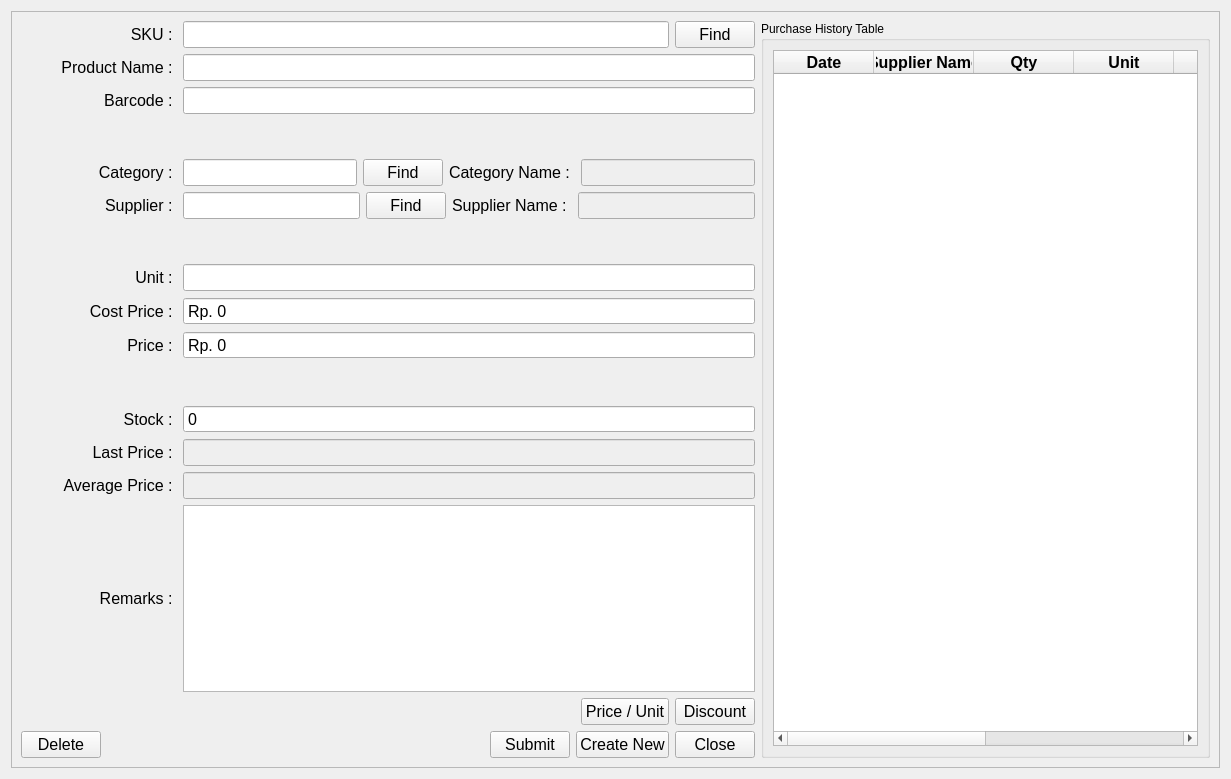
Qt form ui/master_stock.ui (michael-halim/pos) before a commit.
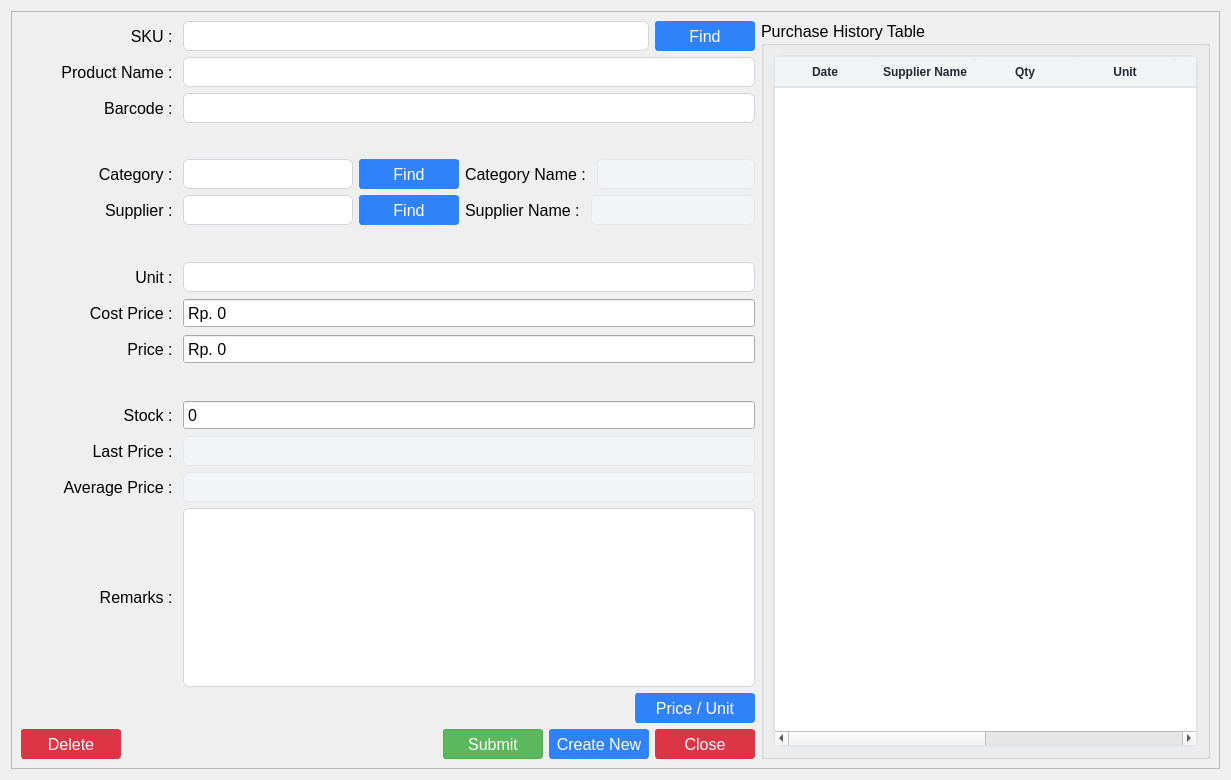
The same form after that commit.

Commit message: Patch#34: Added UI - Added UI for Table, Button, and Input - Fix some UI Behavior

Diff of the .ui file:
```diff
--- a/ui/master_stock.ui
+++ b/ui/master_stock.ui
@@ -7,12 +7,262 @@
     <x>0</x>
     <y>0</y>
     <width>1231</width>
-    <height>779</height>
+    <height>780</height>
    </rect>
   </property>
   <property name="windowTitle">
    <string>Master Stock</string>
   </property>
+  <property name="styleSheet">
+   <string notr="true">QLineEdit{
+	border: 1px solid #d1d5db;      /* Light gray border */
+    border-radius: 6px;             /* Rounded corners */
+    outline: none;                  /* Remove default outline */
+    color: #333;                    /* Text color */
+    background-color: #fff;       /* Light gray background */
+    
+}
+
+QLineEdit:focus {
+    border: 1px solid #93c5fd;       /* Blue border on focus */
+    background-color: #ffffff;       /* White background when focused */
+}
+
+QLineEdit:disabled {
+    border: 1px solid #e5e7eb;      /* Lighter border when disabled */
+    background-color: #f3f4f6;      /* Light gray background when disabled */
+    color: #9ca3af;                 /* Lighter text color when disabled */
+}
+
+/* QComboBox Styling - Improved with clearer state indicators */
+QComboBox {
+    border: 1px solid #d1d5db;      /* Light gray border */
+    border-radius: 6px;             /* Rounded corners */
+    padding: 6px 12px 6px 10px;     /* Add some padding */
+    min-height: 20px;               /* Minimum height */
+    color: #333;                    /* Text color */
+    background-color: #fff;         /* White background */
+    selection-background-color: #93c5fd; /* Light blue selection */
+    font-size: 14px;                /* Consistent font size */
+    min-width: 6em;                 /* Minimum width */
+}
+
+QComboBox:hover:!disabled {
+    border-color: #93c5fd;          /* Light blue border on hover when enabled */
+    background-color: #f0f7ff;      /* Very light blue background on hover */
+}
+
+QComboBox:focus {
+    border: 2px solid #3b82f6;      /* Thicker, darker blue border on focus */
+    background-color: #ffffff;      /* Pure white background when focused */
+}
+
+QComboBox:disabled {
+    border: 1px solid #d9dce0;      /* Very light gray border when disabled */
+    background-color: #f3f4f6;      /* Light gray background when disabled */
+    color: #9ca3af;                 /* Lighter text color when disabled */
+}
+
+QComboBox::drop-down {
+    subcontrol-origin: padding;
+    subcontrol-position: center right;
+    width: 20px;
+    border: none;                   /* Remove border for cleaner look */
+    margin-right: 5px;              /* Add some margin */
+}
+
+/* If you don't have an icon, use this instead: */
+QComboBox::down-arrow {
+    width: 0;
+    height: 0;
+    border-left: 5px solid transparent;
+    border-right: 5px solid transparent;
+    border-top: 5px solid #666;     /* Arrow color */
+    margin-right: 5px;
+}
+
+QComboBox::down-arrow:disabled {
+    border-top: 5px solid #b0b0b0;  /* Lighter arrow color when disabled */
+}
+
+QComboBox:disabled {
+    color: #9ca3af;                 /* Lighter text when disabled */
+    background-color: #f3f4f6;      /* Light gray background */
+    border-color: #e5e7eb;          /* Lighter border */
+}
+
+/* Add a visual indicator for disabled state */
+QComboBox:disabled {
+    color: #9ca3af;
+    background-color: #f3f4f6;
+    border: 1px solid #e5e7eb;
+    padding-right: 25px;            /* Make room for the lock icon */
+}
+
+/* If you don't have a lock icon, use a pattern instead */
+QComboBox:disabled {
+    background-image: repeating-linear-gradient(
+        45deg,
+        transparent,
+        transparent 5px,
+        rgba(200, 200, 200, 0.1) 5px,
+        rgba(200, 200, 200, 0.1) 10px
+    );
+}
+
+QComboBox QAbstractItemView {
+    border: 1px solid #d1d5db;
+    border-radius: 0px 0px 6px 6px;
+    background-color: white;
+    selection-background-color: #3b82f6;  /* Darker blue for better contrast */
+    selection-color: white;               /* White text on selection */
+    outline: none;
+    padding: 5px;
+}
+
+QComboBox QAbstractItemView::item {
+    min-height: 25px;               /* Taller items for better clickability */
+    padding: 5px;                   /* Padding inside items */
+}
+
+QComboBox QAbstractItemView::item:hover {
+    background-color: #e5f0ff;      /* Light blue on hover */
+    color: #333;
+}
+
+/* QTextEdit Styling - Similar to QLineEdit */
+QTextEdit {
+    border: 1px solid #d1d5db;      /* Light gray border */
+    border-radius: 6px;             /* Rounded corners */
+    outline: none;                  /* Remove default outline */
+    color: #333;                    /* Text color */
+    background-color: #fff;         /* White background */
+    padding: 6px 10px;              /* Add some padding for better text display */
+    selection-background-color: #93c5fd; /* Light blue selection */
+}
+
+QTextEdit:focus {
+    border: 1px solid #93c5fd;      /* Blue border on focus */
+    background-color: #ffffff;      /* White background when focused */
+}
+
+QTextEdit:disabled {
+    border: 1px solid #e5e7eb;      /* Lighter border when disabled */
+    background-color: #f3f4f6;      /* Light gray background when disabled */
+    color: #9ca3af;                 /* Lighter text color when disabled */
+}
+
+
+/* QDateEdit Styling */
+QDateEdit {
+    border: 1px solid #d1d5db;
+    border-radius: 6px;
+    padding: 6px 10px;
+    min-height: 20px;
+    color: #333;
+    background-color: #fff;
+    font-size: 14px;
+}
+
+QDateEdit:hover:!disabled {
+    border-color: #93c5fd;
+    background-color: #f0f7ff;
+}
+
+QDateEdit:focus {
+    border: 2px solid #3b82f6;
+    background-color: #ffffff;
+}
+
+QDateEdit:disabled {
+    color: #9ca3af;
+    background-color: #f3f4f6;
+    border: 1px dashed #c0c0c0;
+}
+
+QDateEdit::drop-down {
+    subcontrol-origin: padding;
+    subcontrol-position: center right;
+    width: 20px;
+    border: none;
+    margin-right: 5px;
+}
+
+QDateEdit::down-arrow {
+    width: 0;
+    height: 0;
+    border-left: 5px solid transparent;
+    border-right: 5px solid transparent;
+    border-top: 5px solid #666;
+    margin-right: 5px;
+}
+
+QDateEdit::down-arrow:disabled {
+    border-top: 5px solid #b0b0b0;
+}
+
+/* Calendar popup styling */
+QCalendarWidget {
+    background-color: white;
+    border: 1px solid #d1d5db;
+}
+
+QCalendarWidget QToolButton {
+    color: #333;
+    background-color: transparent;
+    border: 1px solid transparent;
+    border-radius: 4px;
+    padding: 4px;
+}
+
+QCalendarWidget QToolButton:hover {
+    background-color: #f0f7ff;
+    border: 1px solid #93c5fd;
+}
+
+QCalendarWidget QMenu {
+    background-color: white;
+    border: 1px solid #d1d5db;
+    padding: 5px;
+}
+
+QCalendarWidget QSpinBox {
+    border: 1px solid #d1d5db;
+    border-radius: 4px;
+    padding: 3px;
+    background-color: white;
+}
+
+QCalendarWidget QAbstractItemView:enabled {
+    background-color: white;
+    color: #333;
+    selection-background-color: #3b82f6;
+    selection-color: white;
+}
+
+QCalendarWidget QAbstractItemView:disabled {
+    color: #9ca3af;
+}
+
+QCalendarWidget QWidget#qt_calendar_navigationbar {
+    background-color: #f1f5f9;
+    border-bottom: 1px solid #d1d5db;
+    padding: 4px;
+}
+
+QPushButton {
+    text-align: center;
+    white-space: nowrap;
+    vertical-align: middle;
+    border: 1px solid transparent;
+    line-height: 1.5;
+    border-radius: 3px;
+    margin: 0.25rem;
+	opacity: 0.55;
+
+}
+</string>
+  </property>
   <layout class="QGridLayout" name="gridLayout_2">
    <item row="0" column="0">
     <widget class="QFrame" name="frame">
@@ -63,6 +313,12 @@
               </item>
               <item>
                <widget class="QLineEdit" name="sku_master_stock_input">
+                <property name="minimumSize">
+                 <size>
+                  <width>0</width>
+                  <height>30</height>
+                 </size>
+                </property>
                 <property name="maximumSize">
                  <size>
                   <width>16777215</width>
@@ -78,11 +334,34 @@
               </item>
               <item>
                <widget class="QPushButton" name="find_sku_master_stock_button">
+                <property name="minimumSize">
+                 <size>
+                  <width>100</width>
+                  <height>30</height>
+                 </size>
+                </property>
                 <property name="font">
                  <font>
                   <pointsize>12</pointsize>
                  </font>
                 </property>
+                <property name="styleSheet">
+                 <string notr="true">QPushButton{
+    color: #fff;
+    background-color: rgba(13, 110, 253, 0.85); /* RGBA with alpha channel */
+    border-color: rgba(13, 110, 253, 0.7);
+}
+QPushButton:hover {
+    background-color: rgba(11, 94, 215, 0.9);
+    border-color: rgba(10, 88, 202, 0.9);
+    opacity: 0.95;
+}
+QPushButton:disabled {
+    background-color: #a8c1ff;
+    border-color: #a8c1ff;
+    color: #e6eeff;
+}</string>
+                </property>
                 <property name="text">
                  <string>Find</string>
                 </property>
@@ -121,6 +400,12 @@
               </item>
               <item>
                <widget class="QLineEdit" name="product_name_master_stock_input">
+                <property name="minimumSize">
+                 <size>
+                  <width>0</width>
+                  <height>30</height>
+                 </size>
+                </property>
                 <property name="font">
                  <font>
                   <pointsize>12</pointsize>
@@ -155,6 +440,12 @@
               </item>
               <item>
                <widget class="QLineEdit" name="barcode_master_stock_input">
+                <property name="minimumSize">
+                 <size>
+                  <width>0</width>
+                  <height>30</height>
+                 </size>
+                </property>
                 <property name="font">
                  <font>
                   <pointsize>12</pointsize>
@@ -202,6 +493,12 @@
               </item>
               <item>
                <widget class="QLineEdit" name="supplier_master_stock_input">
+                <property name="minimumSize">
+                 <size>
+                  <width>170</width>
+                  <height>30</height>
+                 </size>
+                </property>
                 <property name="font">
                  <font>
                   <pointsize>12</pointsize>
@@ -211,11 +508,34 @@
               </item>
               <item>
                <widget class="QPushButton" name="find_supplier_master_stock_button">
+                <property name="minimumSize">
+                 <size>
+                  <width>100</width>
+                  <height>30</height>
+                 </size>
+                </property>
                 <property name="font">
                  <font>
                   <pointsize>12</pointsize>
                  </font>
                 </property>
+                <property name="styleSheet">
+                 <string notr="true">QPushButton{
+    color: #fff;
+    background-color: rgba(13, 110, 253, 0.85); /* RGBA with alpha channel */
+    border-color: rgba(13, 110, 253, 0.7);
+}
+QPushButton:hover {
+    background-color: rgba(11, 94, 215, 0.9);
+    border-color: rgba(10, 88, 202, 0.9);
+    opacity: 0.95;
+}
+QPushButton:disabled {
+    background-color: #a8c1ff;
+    border-color: #a8c1ff;
+    color: #e6eeff;
+}</string>
+                </property>
                 <property name="text">
                  <string>Find</string>
                 </property>
@@ -238,6 +558,12 @@
                 <property name="enabled">
                  <bool>false</bool>
                 </property>
+                <property name="minimumSize">
+                 <size>
+                  <width>0</width>
+                  <height>30</height>
+                 </size>
+                </property>
                 <property name="font">
                  <font>
                   <pointsize>12</pointsize>
@@ -285,6 +611,12 @@
               </item>
               <item>
                <widget class="QLineEdit" name="unit_master_stock_input">
+                <property name="minimumSize">
+                 <size>
+                  <width>0</width>
+                  <height>30</height>
+                 </size>
+                </property>
                 <property name="font">
                  <font>
                   <pointsize>12</pointsize>
@@ -325,6 +657,12 @@
                   <verstretch>0</verstretch>
                  </sizepolicy>
                 </property>
+                <property name="minimumSize">
+                 <size>
+                  <width>0</width>
+                  <height>30</height>
+                 </size>
+                </property>
                 <property name="font">
                  <font>
                   <pointsize>12</pointsize>
@@ -387,6 +725,12 @@
                   <verstretch>0</verstretch>
                  </sizepolicy>
                 </property>
+                <property name="minimumSize">
+                 <size>
+                  <width>0</width>
+                  <height>30</height>
+                 </size>
+                </property>
                 <property name="font">
                  <font>
                   <pointsize>12</pointsize>
@@ -430,6 +774,12 @@
                 <property name="enabled">
                  <bool>false</bool>
                 </property>
+                <property name="minimumSize">
+                 <size>
+                  <width>0</width>
+                  <height>30</height>
+                 </size>
+                </property>
                 <property name="font">
                  <font>
                   <pointsize>12</pointsize>
@@ -467,6 +817,12 @@
                 <property name="enabled">
                  <bool>false</bool>
                 </property>
+                <property name="minimumSize">
+                 <size>
+                  <width>0</width>
+                  <height>30</height>
+                 </size>
+                </property>
                 <property name="font">
                  <font>
                   <pointsize>12</pointsize>
@@ -535,6 +891,12 @@
               </item>
               <item>
                <widget class="QLineEdit" name="category_master_stock_input">
+                <property name="minimumSize">
+                 <size>
+                  <width>170</width>
+                  <height>30</height>
+                 </size>
+                </property>
                 <property name="font">
                  <font>
                   <pointsize>12</pointsize>
@@ -544,11 +906,34 @@
               </item>
               <item>
                <widget class="QPushButton" name="find_category_master_stock_button">
+                <property name="minimumSize">
+                 <size>
+                  <width>100</width>
+                  <height>30</height>
+                 </size>
+                </property>
                 <property name="font">
                  <font>
                   <pointsize>12</pointsize>
                  </font>
                 </property>
+                <property name="styleSheet">
+                 <string notr="true">QPushButton{
+    color: #fff;
+    background-color: rgba(13, 110, 253, 0.85); /* RGBA with alpha channel */
+    border-color: rgba(13, 110, 253, 0.7);
+}
+QPushButton:hover {
+    background-color: rgba(11, 94, 215, 0.9);
+    border-color: rgba(10, 88, 202, 0.9);
+    opacity: 0.95;
+}
+QPushButton:disabled {
+    background-color: #a8c1ff;
+    border-color: #a8c1ff;
+    color: #e6eeff;
+}</string>
+                </property>
                 <property name="text">
                  <string>Find</string>
                 </property>
@@ -571,6 +956,12 @@
                 <property name="enabled">
                  <bool>false</bool>
                 </property>
+                <property name="minimumSize">
+                 <size>
+                  <width>0</width>
+                  <height>30</height>
+                 </size>
+                </property>
                 <property name="font">
                  <font>
                   <pointsize>12</pointsize>
@@ -611,6 +1002,12 @@
                   <verstretch>0</verstretch>
                  </sizepolicy>
                 </property>
+                <property name="minimumSize">
+                 <size>
+                  <width>0</width>
+                  <height>30</height>
+                 </size>
+                </property>
                 <property name="font">
                  <font>
                   <pointsize>12</pointsize>
@@ -650,39 +1047,67 @@
               </item>
               <item>
                <widget class="QPushButton" name="price_unit_master_stock_button">
+                <property name="minimumSize">
+                 <size>
+                  <width>120</width>
+                  <height>30</height>
+                 </size>
+                </property>
                 <property name="font">
                  <font>
                   <pointsize>12</pointsize>
                  </font>
                 </property>
+                <property name="styleSheet">
+                 <string notr="true">QPushButton{
+    color: #fff;
+    background-color: rgba(13, 110, 253, 0.85); /* RGBA with alpha channel */
+    border-color: rgba(13, 110, 253, 0.7);
+}
+QPushButton:hover {
+    background-color: rgba(11, 94, 215, 0.9);
+    border-color: rgba(10, 88, 202, 0.9);
+    opacity: 0.95;
+}
+QPushButton:disabled {
+    background-color: #a8c1ff;
+    border-color: #a8c1ff;
+    color: #e6eeff;
+}</string>
+                </property>
                 <property name="text">
                  <string>Price / Unit</string>
                 </property>
                </widget>
               </item>
-              <item>
-               <widget class="QPushButton" name="discount_master_stock_button">
-                <property name="font">
-                 <font>
-                  <pointsize>12</pointsize>
-                 </font>
-                </property>
-                <property name="text">
-                 <string>Discount</string>
-                </property>
-               </widget>
-              </item>
              </layout>
             </item>
             <item>
              <layout class="QHBoxLayout" name="horizontalLayout_12">
               <item>
                <widget class="QPushButton" name="delete_master_stock_button">
+                <property name="minimumSize">
+                 <size>
+                  <width>100</width>
+                  <height>30</height>
+                 </size>
+                </property>
                 <property name="font">
                  <font>
                   <pointsize>12</pointsize>
                  </font>
                 </property>
+                <property name="styleSheet">
+                 <string notr="true">QPushButton {
+    color: #fff;
+    background-color: #dc3545;
+    border-color: #dc3545;
+}
+QPushButton:hover {
+    background-color: #bb2d3b;
+    border-color: #b02a37;
+}</string>
+                </property>
                 <property name="text">
                  <string>Delete</string>
                 </property>
@@ -703,11 +1128,34 @@
               </item>
               <item>
                <widget class="QPushButton" name="submit_master_stock_button">
+                <property name="minimumSize">
+                 <size>
+                  <width>100</width>
+                  <height>30</height>
+                 </size>
+                </property>
                 <property name="font">
                  <font>
                   <pointsize>12</pointsize>
                  </font>
                 </property>
+                <property name="styleSheet">
+                 <string notr="true">QPushButton {
+    color: #fff;
+    background-color: #5cb85c;
+    border-color: #4cae4c;
+}
+QPushButton:hover {
+    background-color: #4cae4c;
+    border-color: #419641;
+}
+QPushButton:disabled {
+    background-color: #a3d7a3;
+    border-color: #a3d7a3;
+    color: #e8f5e8;
+}
+</string>
+                </property>
                 <property name="text">
                  <string>Submit</string>
                 </property>
@@ -715,11 +1163,34 @@
               </item>
               <item>
                <widget class="QPushButton" name="create_new_master_stock_button">
+                <property name="minimumSize">
+                 <size>
+                  <width>100</width>
+                  <height>30</height>
+                 </size>
+                </property>
                 <property name="font">
                  <font>
                   <pointsize>12</pointsize>
                  </font>
                 </property>
+                <property name="styleSheet">
+                 <string notr="true">QPushButton{
+    color: #fff;
+    background-color: rgba(13, 110, 253, 0.85); /* RGBA with alpha channel */
+    border-color: rgba(13, 110, 253, 0.7);
+}
+QPushButton:hover {
+    background-color: rgba(11, 94, 215, 0.9);
+    border-color: rgba(10, 88, 202, 0.9);
+    opacity: 0.95;
+}
+QPushButton:disabled {
+    background-color: #a8c1ff;
+    border-color: #a8c1ff;
+    color: #e6eeff;
+}</string>
+                </property>
                 <property name="text">
                  <string>Create New</string>
                 </property>
@@ -727,11 +1198,28 @@
               </item>
               <item>
                <widget class="QPushButton" name="close_master_stock_button">
+                <property name="minimumSize">
+                 <size>
+                  <width>100</width>
+                  <height>30</height>
+                 </size>
+                </property>
                 <property name="font">
                  <font>
                   <pointsize>12</pointsize>
                  </font>
                 </property>
+                <property name="styleSheet">
+                 <string notr="true">QPushButton {
+    color: #fff;
+    background-color: #dc3545;
+    border-color: #dc3545;
+}
+QPushButton:hover {
+    background-color: #bb2d3b;
+    border-color: #b02a37;
+}</string>
+                </property>
                 <property name="text">
                  <string>Close</string>
                 </property>
@@ -745,6 +1233,11 @@
         </item>
         <item>
          <widget class="QGroupBox" name="groupBox">
+          <property name="font">
+           <font>
+            <pointsize>12</pointsize>
+           </font>
+          </property>
           <property name="title">
            <string>Purchase History Table</string>
           </property>
@@ -757,6 +1250,75 @@
                <height>0</height>
               </size>
              </property>
+             <property name="styleSheet">
+              <string notr="true">QTableWidget {
+            background-color: #ffffff;
+            alternate-background-color: #f5f8fa;
+            border: 2px solid #e1e4e8;
+            border-radius: 8px;
+            gridline-color: #e1e4e8;
+            selection-background-color: #0366d6;
+            selection-color: #ffffff;
+        }
+        
+        QTableWidget::item {
+            border-bottom: 1px solid #e1e4e8;
+			padding: 6px;
+        }
+        
+        QTableWidget::item:selected {
+            background-color: #0366d6;
+			border: none; /* Remove any border on selected items */
+        }
+
+        QTableWidget::item:focus {
+            border: none; /* Remove the focus border */
+            outline: none; /* Remove the focus outline */
+        }
+
+        QHeaderView::section {
+            background-color: #f1f3f5;
+            color: #24292e;
+            font-weight: bold;
+            border: none;
+            border-bottom: 2px solid #e1e4e8;
+            padding: 3px;
+            border-top-left-radius: 6px;
+            border-top-right-radius: 6px;
+        }
+        
+        QTableWidget QScrollBar:vertical {
+            border: none;
+            background: #f1f3f5;
+            width: 10px;
+            border-radius: 5px;
+        }
+        
+        QTableWidget QScrollBar::handle:vertical {
+            background: #c0c0c0;
+            border-radius: 5px;
+        }
+        
+        QTableWidget QScrollBar::handle:vertical:hover {
+            background: #a0a0a0;
+        }
+        
+        QTableWidget QScrollBar:horizontal {
+            border: none;
+            background: #f1f3f5;
+            height: 10px;
+            border-radius: 5px;
+        }
+        
+        QTableWidget QScrollBar::handle:horizontal {
+            background: #c0c0c0;
+            border-radius: 5px;
+        }
+        
+        QTableWidget QScrollBar::handle:horizontal:hover {
+            background: #a0a0a0;
+        }</string>
+             </property>
              <property name="sortingEnabled">
               <bool>true</bool>
              </property>
```
The commit also changes 35 other files.
